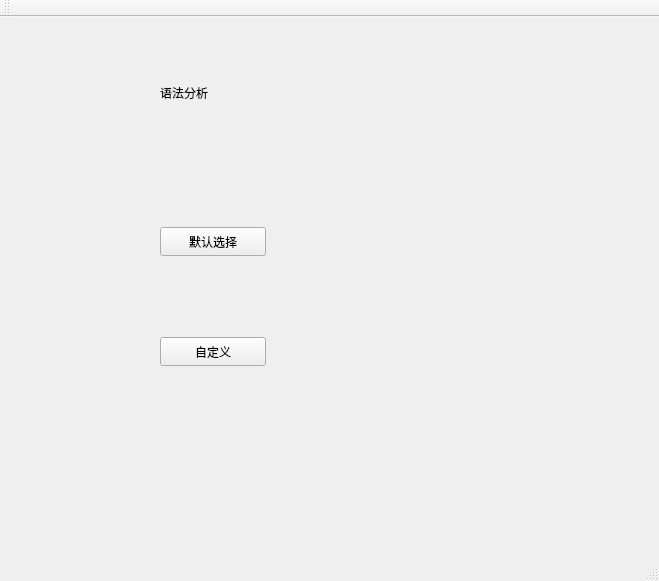
Before: the Qt Designer form mainwindow.ui in kennyseyes/GrammarAnalyze, drawn with Qt 5.
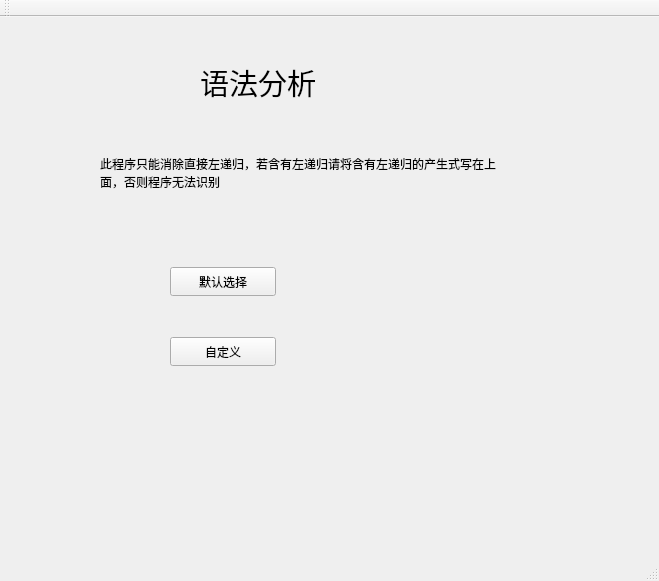
After: the same form once the commit is applied.

```diff
--- a/mainwindow.ui
+++ b/mainwindow.ui
@@ -17,12 +17,17 @@
    <widget class="QLabel" name="label">
     <property name="geometry">
      <rect>
-      <x>160</x>
-      <y>40</y>
+      <x>200</x>
+      <y>30</y>
       <width>181</width>
       <height>71</height>
      </rect>
     </property>
+    <property name="font">
+     <font>
+      <pointsize>22</pointsize>
+     </font>
+    </property>
     <property name="text">
      <string>语法分析</string>
     </property>
@@ -30,8 +35,8 @@
    <widget class="QPushButton" name="default_2">
     <property name="geometry">
      <rect>
-      <x>160</x>
-      <y>210</y>
+      <x>170</x>
+      <y>250</y>
       <width>106</width>
       <height>29</height>
      </rect>
@@ -43,7 +48,7 @@
    <widget class="QPushButton" name="custom">
     <property name="geometry">
      <rect>
-      <x>160</x>
+      <x>170</x>
       <y>320</y>
       <width>106</width>
       <height>29</height>
@@ -53,6 +58,22 @@
      <string>自定义</string>
     </property>
    </widget>
+   <widget class="QLabel" name="label_2">
+    <property name="geometry">
+     <rect>
+      <x>100</x>
+      <y>100</y>
+      <width>401</width>
+      <height>111</height>
+     </rect>
+    </property>
+    <property name="text">
+     <string>此程序只能消除直接左递归，若含有左递归请将含有左递归的产生式写在上面，否则程序无法识别</string>
+    </property>
+    <property name="wordWrap">
+     <bool>true</bool>
+    </property>
+   </widget>
   </widget>
   <widget class="QMenuBar" name="menuBar">
    <property name="geometry">
```
